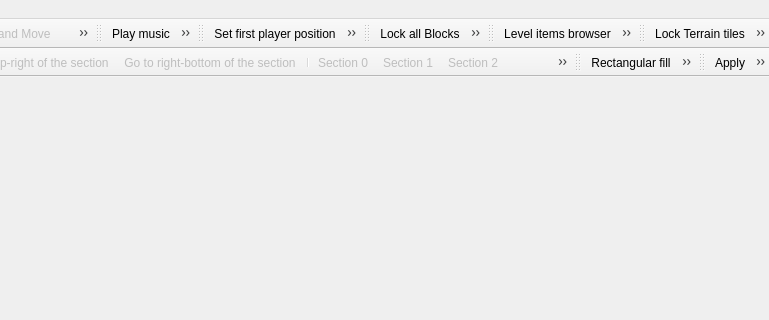
Above: Editor/mainwindow.ui from SpencerEverly/Moondust-Project before the change; both pictures show x 638 to 1407 and y 0 to 320 of the 1407 by 435 pixel window. Below: the same form after it.
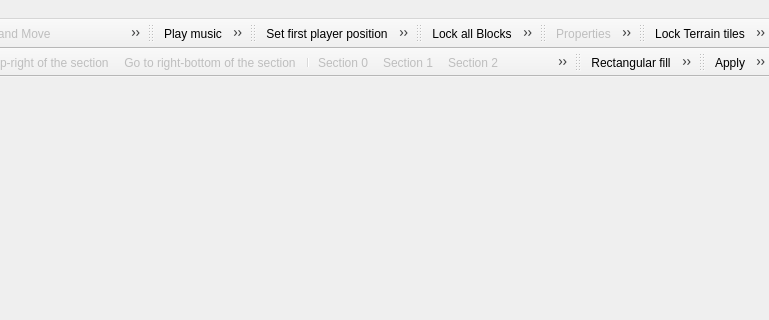
That is the form after the change. Icons and pictures are not drawn.

Commit message: made level properties a dock window and fixed item dialog expanding

Patch:
```diff
--- a/Editor/mainwindow.ui
+++ b/Editor/mainwindow.ui
@@ -591,6 +591,7 @@
    <attribute name="toolBarBreak">
     <bool>false</bool>
    </attribute>
+   <addaction name="actionLevelProp"/>
    <addaction name="actionLVLToolBox"/>
    <addaction name="actionTilesetBox"/>
    <addaction name="actionSection_Settings"/>
```
Left out of the diff: 7 changed lines with no effect on the pictures. The commit also changes 27 other files.
